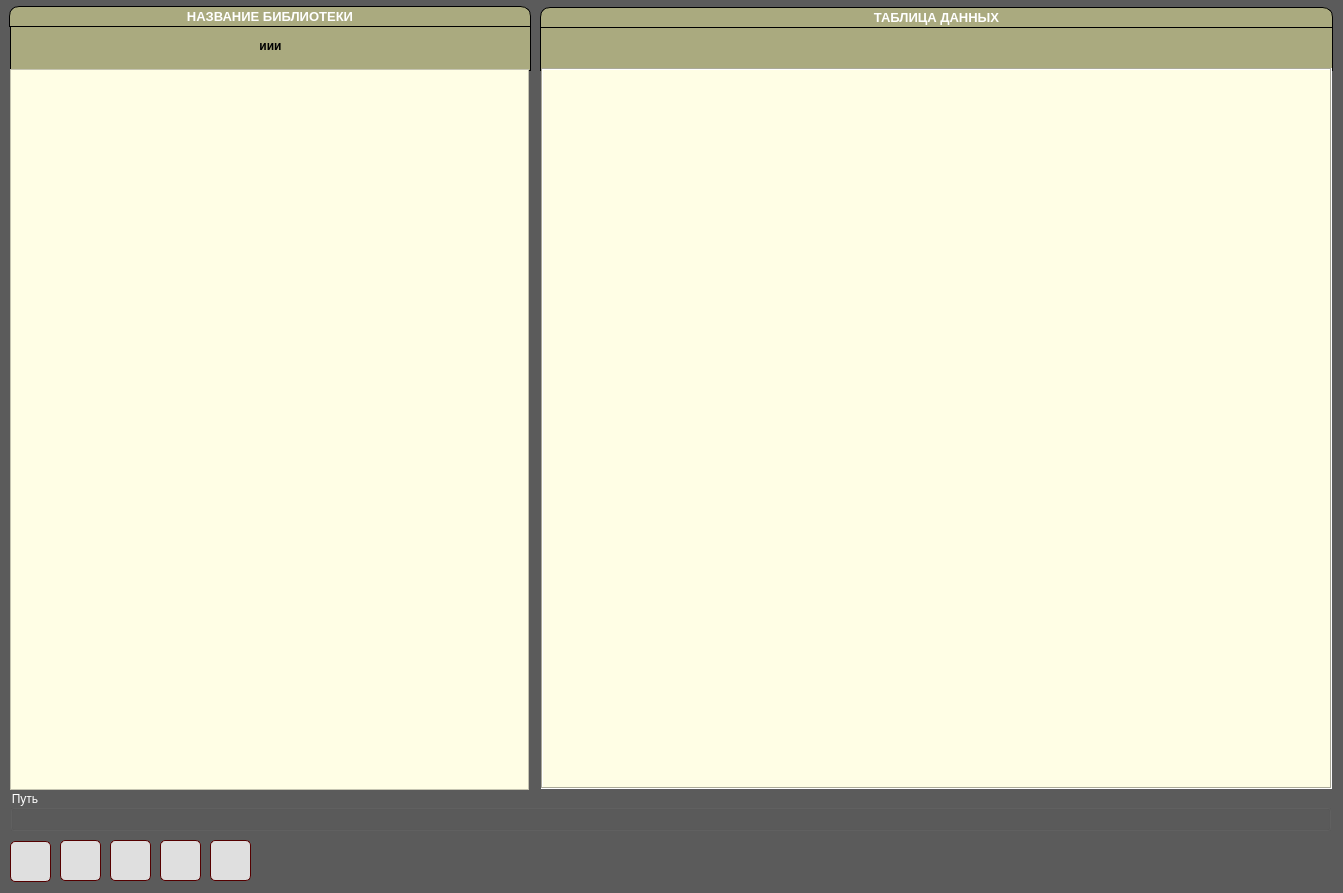
This is UI/main.ui in dimanchik79/Hierarchic as Qt 5 draws it before an edit. The edited form follows.
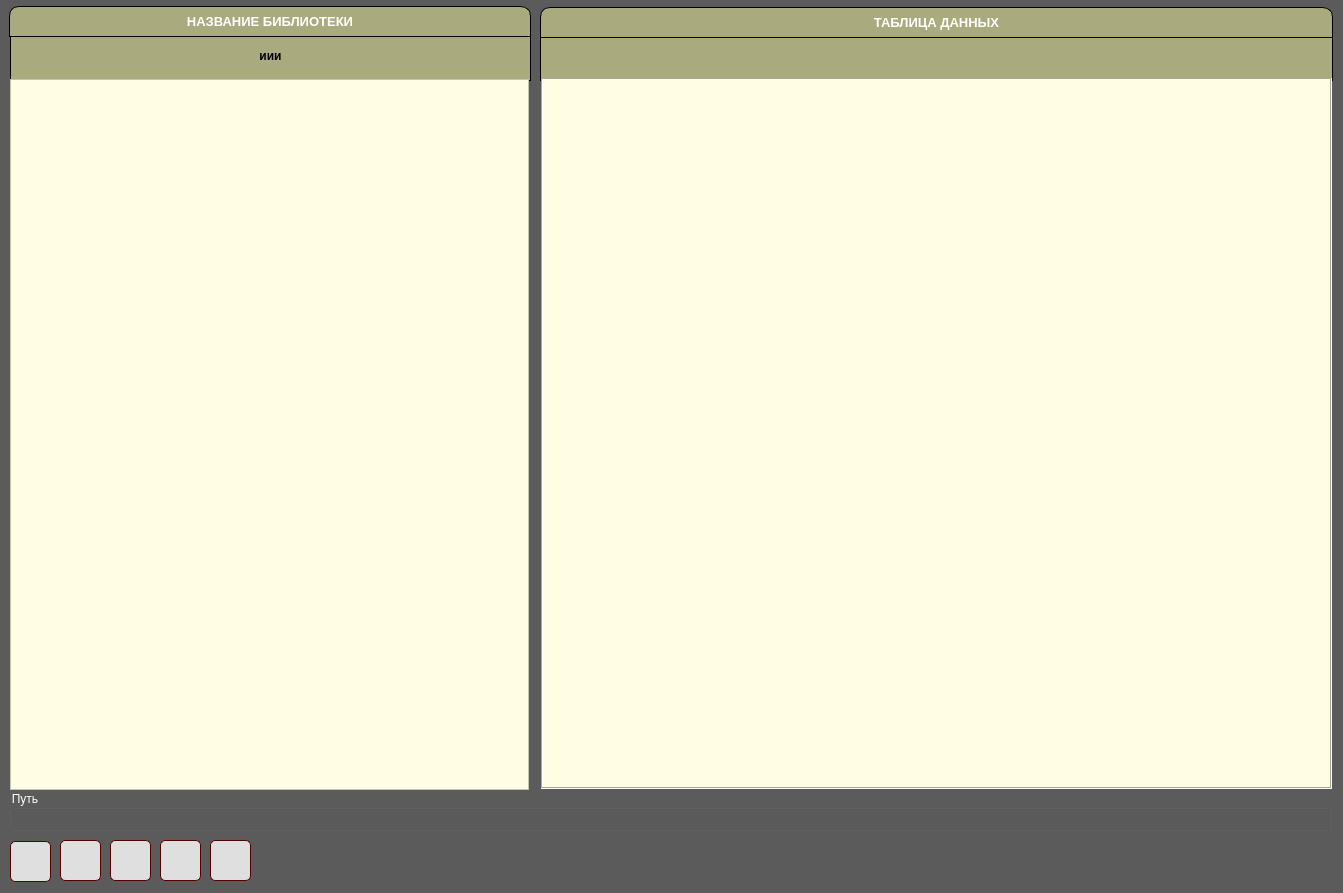
This is the edited form. Icons and pictures are not drawn.

```diff
--- a/UI/main.ui
+++ b/UI/main.ui
@@ -25,7 +25,7 @@
     <property name="geometry">
      <rect>
       <x>10</x>
-      <y>20</y>
+      <y>30</y>
       <width>521</width>
       <height>51</height>
      </rect>
@@ -55,7 +55,7 @@
     <property name="geometry">
      <rect>
       <x>540</x>
-      <y>20</y>
+      <y>30</y>
       <width>793</width>
       <height>51</height>
      </rect>
@@ -85,9 +85,9 @@
     <property name="geometry">
      <rect>
       <x>541</x>
-      <y>68</y>
+      <y>78</y>
       <width>791</width>
-      <height>721</height>
+      <height>711</height>
      </rect>
     </property>
     <property name="styleSheet">
@@ -261,7 +261,7 @@
       <x>9</x>
       <y>6</y>
       <width>522</width>
-      <height>21</height>
+      <height>31</height>
      </rect>
     </property>
     <property name="font">
@@ -294,7 +294,7 @@
       <x>540</x>
       <y>7</y>
       <width>793</width>
-      <height>21</height>
+      <height>31</height>
      </rect>
     </property>
     <property name="font">
@@ -325,9 +325,9 @@
     <property name="geometry">
      <rect>
       <x>10</x>
-      <y>69</y>
+      <y>79</y>
       <width>519</width>
-      <height>721</height>
+      <height>711</height>
      </rect>
     </property>
     <property name="styleSheet">
```
